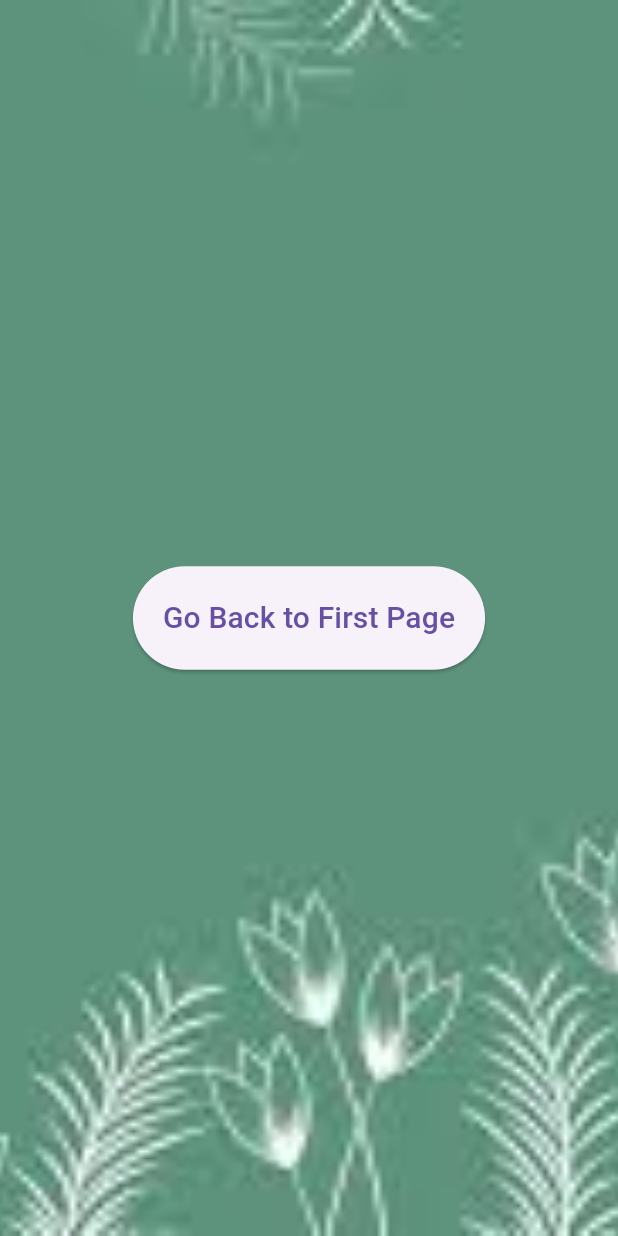
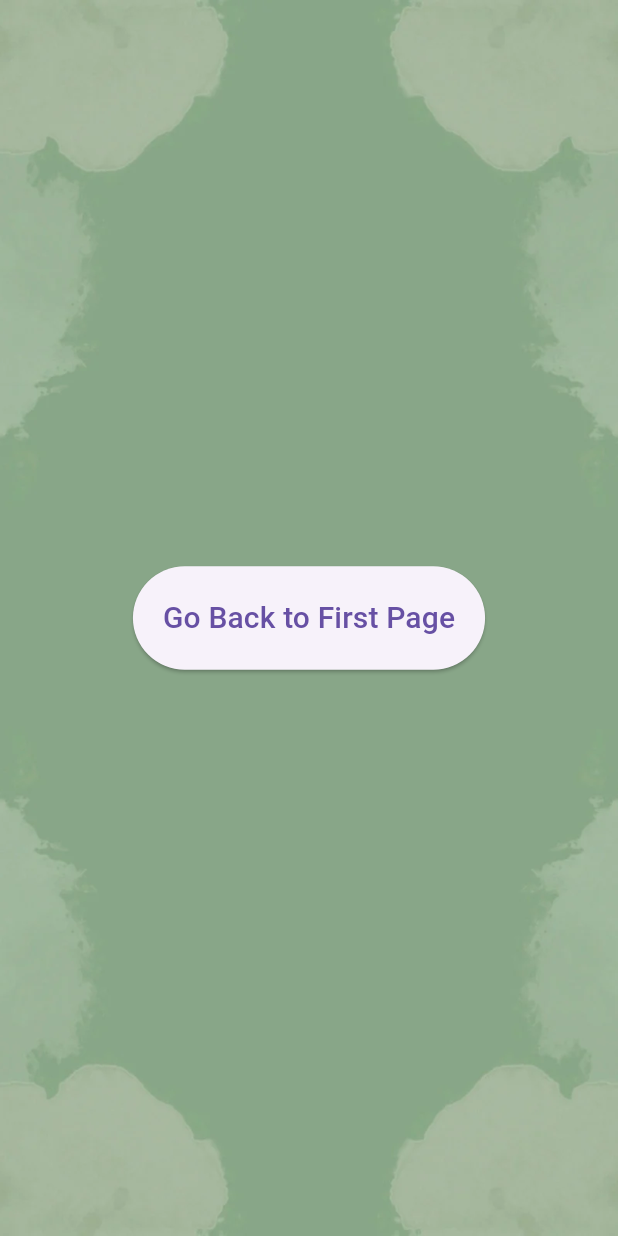
Before and after one commit to AneleNenngwekhulu2515/Dictionary-App, a Flutter app: the screen it shows after launch, after a tap on "Start", on a phone screen of 412 x 824 dp. Run offline on Flutter 3.47's test engine with Material 3 defaults, Android fonts, the phone set to English and light mode, and no system bars.

Commit message:
adjusted picture

```diff
--- a/lib/main.dart
+++ b/lib/main.dart
@@ -35,9 +35,10 @@ class FirstPage extends StatelessWidget {
             mainAxisSize: MainAxisSize.min,
             children: [
               Image.asset('images/open_green_book-removebg-preview.png',
-              height: 120,
+              height: 170,
               ),
               const SizedBox(height: 20),
+
               const Text(
                 'Welcome to the Dictionary',
                 style: TextStyle(
--- a/lib/second_page.dart
+++ b/lib/second_page.dart
@@ -7,7 +7,7 @@ class SecondPage extends StatelessWidget {
       body: Container(
         decoration: const BoxDecoration(
           image: DecorationImage(
-            image: AssetImage("assets/images/images.jpeg"),
+            image: AssetImage("assets/images/main.webp"),
             fit: BoxFit.cover,
           ),
         ),
```
Also changed, not shown: 4 other files.
